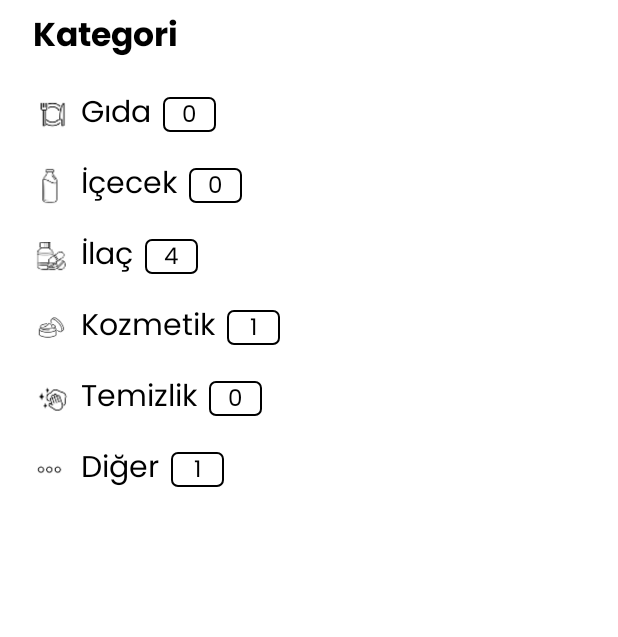
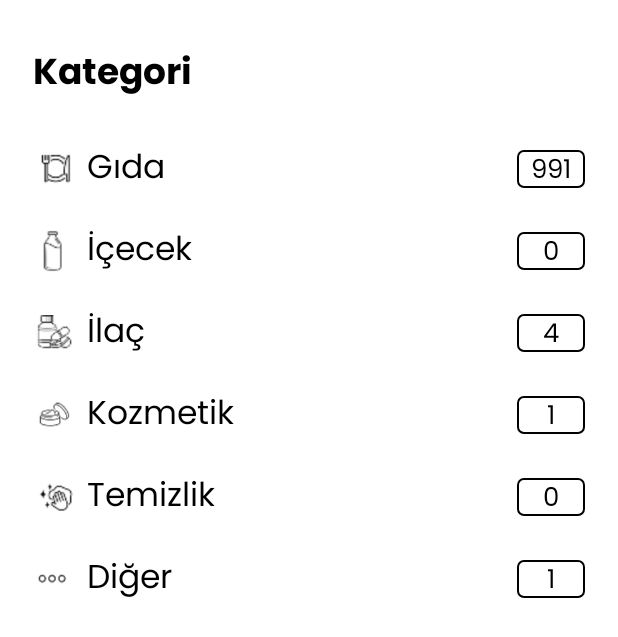
Before and after one commit to ilaydaKaracuka/Re-Fresh, an Android app: the fragment WasteFragment shown on its own in the app's theme, on a phone screen of 412 x 824 dp. Shown: the top 637 px of the screen. Run offline under Robolectric (Android 15) with nearby library versions, the phone set to English and light mode, and no system bars.

Commit message:
ProfileActivity( WasteFragment, SettingsFragment, logout_dialog, delete_account_dialog) tamamlandı.

```diff
--- a/app/src/main/res/drawable/fragment_border.xml
+++ b/app/src/main/res/drawable/fragment_border.xml
@@ -4,5 +4,5 @@
         android:width="2dp"
         android:color="@android:color/black" />
     <corners android:radius="8dp" />
-    <solid android:color="@android:color/white"/>
+
 </shape>
--- a/app/src/main/res/layout/fragment_waste.xml
+++ b/app/src/main/res/layout/fragment_waste.xml
@@ -9,7 +9,9 @@
         android:layout_width="match_parent"
         android:layout_height="wrap_content"
         android:orientation="vertical"
-        android:layout_marginLeft="16dp"
+        android:layout_marginTop="23dp"
+        android:layout_marginStart="16dp"
+        android:layout_marginEnd="16dp"
         android:padding="6dp">
 
         <!-- Başlık -->
@@ -17,41 +19,44 @@
             android:layout_width="wrap_content"
             android:layout_height="wrap_content"
             android:text="Kategori"
-            android:textSize="22sp"
+            android:textSize="24sp"
             android:textColor="@android:color/black"
             android:fontFamily="@font/poppins_bold"
-            android:layout_marginBottom="16dp" />
+            android:layout_marginBottom="8dp" />
+
+        <!-- Kategori Satırları -->
 
         <!-- GIDA -->
         <LinearLayout
             android:layout_width="match_parent"
             android:layout_height="wrap_content"
             android:orientation="horizontal"
-            android:gravity="center_vertical"
-            android:layout_marginBottom="14dp">
+            android:layout_marginBottom="18dp"
+            android:layout_marginTop="16dp"
+            android:gravity="center_vertical">
 
             <ImageView
-                android:layout_width="24dp"
-                android:layout_height="24dp"
+                android:layout_width="28dp"
+                android:layout_height="28dp"
                 android:src="@drawable/meal_icon"
-                android:layout_marginEnd="8dp"
-                android:contentDescription="Gıda" />
+                android:contentDescription="Gıda"
+                android:layout_marginEnd="8dp" />
 
             <TextView
-                android:layout_width="wrap_content"
+                android:layout_width="0dp"
                 android:layout_height="wrap_content"
+                android:layout_weight="1"
                 android:text="Gıda"
-                android:textSize="20sp"
+                android:textSize="22sp"
                 android:textColor="@android:color/black"
                 android:fontFamily="@font/poppins_regular" />
 
             <TextView
-                android:layout_width="35dp"
-                android:layout_height="23dp"
-                android:layout_marginStart="8dp"
+                android:layout_width="45dp"
+                android:layout_height="25dp"
                 android:gravity="center"
-                android:text="0"
-                android:textSize="15sp"
+                android:text="991"
+                android:textSize="17sp"
                 android:textColor="@android:color/black"
                 android:fontFamily="@font/poppins_regular"
                 android:background="@drawable/count_box_background" />
@@ -62,31 +67,31 @@
             android:layout_width="match_parent"
             android:layout_height="wrap_content"
             android:orientation="horizontal"
-            android:gravity="center_vertical"
-            android:layout_marginBottom="14dp">
+            android:layout_marginBottom="18dp"
+            android:gravity="center_vertical">
 
             <ImageView
-                android:layout_width="24dp"
-                android:layout_height="24dp"
+                android:layout_width="28dp"
+                android:layout_height="28dp"
                 android:src="@drawable/beverage_icon"
-                android:layout_marginEnd="8dp"
-                android:contentDescription="İçecek" />
+                android:contentDescription="İçecek"
+                android:layout_marginEnd="8dp" />
 
             <TextView
-                android:layout_width="wrap_content"
+                android:layout_width="0dp"
                 android:layout_height="wrap_content"
+                android:layout_weight="1"
                 android:text="İçecek"
-                android:textSize="20sp"
+                android:textSize="22sp"
                 android:textColor="@android:color/black"
                 android:fontFamily="@font/poppins_regular" />
 
             <TextView
-                android:layout_width="35dp"
-                android:layout_height="23dp"
-                android:layout_marginStart="8dp"
+                android:layout_width="45dp"
+                android:layout_height="25dp"
                 android:gravity="center"
                 android:text="0"
-                android:textSize="15sp"
+                android:textSize="17sp"
                 android:textColor="@android:color/black"
                 android:fontFamily="@font/poppins_regular"
                 android:background="@drawable/count_box_background" />
@@ -97,31 +102,31 @@
             android:layout_width="match_parent"
             android:layout_height="wrap_content"
             android:orientation="horizontal"
-            android:gravity="center_vertical"
-            android:layout_marginBottom="14dp">
+            android:layout_marginBottom="18dp"
+            android:gravity="center_vertical">
 
             <ImageView
-                android:layout_width="24dp"
-                android:layout_height="24dp"
+                android:layout_width="28dp"
+                android:layout_height="28dp"
                 android:src="@drawable/medicine_icon"
-                android:layout_marginEnd="8dp"
-                android:contentDescription="İlaç" />
+                android:contentDescription="İlaç"
+                android:layout_marginEnd="8dp" />
 
             <TextView
-                android:layout_width="wrap_content"
+                android:layout_width="0dp"
                 android:layout_height="wrap_content"
+                android:layout_weight="1"
                 android:text="İlaç"
-                android:textSize="20sp"
+                android:textSize="22sp"
                 android:textColor="@android:color/black"
                 android:fontFamily="@font/poppins_regular" />
 
             <TextView
-                android:layout_width="35dp"
-                android:layout_height="23dp"
-                android:layout_marginStart="8dp"
+                android:layout_width="45dp"
+                android:layout_height="25dp"
                 android:gravity="center"
                 android:text="4"
-                android:textSize="15sp"
+                android:textSize="17sp"
                 android:textColor="@android:color/black"
                 android:fontFamily="@font/poppins_regular"
                 android:background="@drawable/count_box_background" />
@@ -132,31 +137,31 @@
             android:layout_width="match_parent"
             android:layout_height="wrap_content"
             android:orientation="horizontal"
-            android:gravity="center_vertical"
-            android:layout_marginBottom="14dp">
+            android:layout_marginBottom="18dp"
+            android:gravity="center_vertical">
 
             <ImageView
-                android:layout_width="24dp"
-                android:layout_height="24dp"
+                android:layout_width="28dp"
+                android:layout_height="28dp"
                 android:src="@drawable/cosmetic_icon"
-                android:layout_marginEnd="8dp"
-                android:contentDescription="Kozmetik" />
+                android:contentDescription="Kozmetik"
+                android:layout_marginEnd="8dp" />
 
             <TextView
-                android:layout_width="wrap_content"
+                android:layout_width="0dp"
                 android:layout_height="wrap_content"
+                android:layout_weight="1"
                 android:text="Kozmetik"
-                android:textSize="20sp"
+                android:textSize="22sp"
                 android:textColor="@android:color/black"
                 android:fontFamily="@font/poppins_regular" />
 
             <TextView
-                android:layout_width="35dp"
-                android:layout_height="23dp"
-                android:layout_marginStart="8dp"
+                android:layout_width="45dp"
+                android:layout_height="25dp"
                 android:gravity="center"
                 android:text="1"
-                android:textSize="15sp"
+                android:textSize="17sp"
                 android:textColor="@android:color/black"
                 android:fontFamily="@font/poppins_regular"
                 android:background="@drawable/count_box_background" />
@@ -167,31 +172,31 @@
             android:layout_width="match_parent"
             android:layout_height="wrap_content"
             android:orientation="horizontal"
-            android:gravity="center_vertical"
-            android:layout_marginBottom="14dp">
+            android:layout_marginBottom="18dp"
+            android:gravity="center_vertical">
 
             <ImageView
-                android:layout_width="24dp"
-                android:layout_height="24dp"
+                android:layout_width="28dp"
+                android:layout_height="28dp"
                 android:src="@drawable/cleaning_icon"
-                android:layout_marginEnd="8dp"
-                android:contentDescription="Temizlik" />
+                android:contentDescription="Temizlik"
+                android:layout_marginEnd="8dp" />
 
             <TextView
-                android:layout_width="wrap_content"
+                android:layout_width="0dp"
                 android:layout_height="wrap_content"
+                android:layout_weight="1"
                 android:text="Temizlik"
-                android:textSize="20sp"
+                android:textSize="22sp"
                 android:textColor="@android:color/black"
                 android:fontFamily="@font/poppins_regular" />
 
             <TextView
-                android:layout_width="35dp"
-                android:layout_height="23dp"
-                android:layout_marginStart="8dp"
+                android:layout_width="45dp"
+                android:layout_height="25dp"
                 android:gravity="center"
                 android:text="0"
-                android:textSize="15sp"
+                android:textSize="17sp"
                 android:textColor="@android:color/black"
                 android:fontFamily="@font/poppins_regular"
                 android:background="@drawable/count_box_background" />
@@ -202,31 +207,31 @@
             android:layout_width="match_parent"
             android:layout_height="wrap_content"
             android:orientation="horizontal"
-            android:gravity="center_vertical"
-            android:layout_marginBottom="6dp">
+            android:layout_marginBottom="18dp"
+            android:gravity="center_vertical">
 
             <ImageView
-                android:layout_width="24dp"
-                android:layout_height="24dp"
+                android:layout_width="28dp"
+                android:layout_height="28dp"
                 android:src="@drawable/more_icon"
-                android:layout_marginEnd="8dp"
-                android:contentDescription="Diğer" />
+                android:contentDescription="Diğer"
+                android:layout_marginEnd="8dp" />
 
             <TextView
-                android:layout_width="wrap_content"
+                android:layout_width="0dp"
                 android:layout_height="wrap_content"
+                android:layout_weight="1"
                 android:text="Diğer"
-                android:textSize="20sp"
+                android:textSize="22sp"
                 android:textColor="@android:color/black"
                 android:fontFamily="@font/poppins_regular" />
 
             <TextView
-                android:layout_width="35dp"
-                android:layout_height="23dp"
-                android:layout_marginStart="8dp"
+                android:layout_width="45dp"
+                android:layout_height="25dp"
                 android:gravity="center"
                 android:text="1"
-                android:textSize="15sp"
+                android:textSize="17sp"
                 android:textColor="@android:color/black"
                 android:fontFamily="@font/poppins_regular"
                 android:background="@drawable/count_box_background" />
--- a/app/src/main/res/values/colors.xml
+++ b/app/src/main/res/values/colors.xml
@@ -19,7 +19,7 @@
     <color name="button_text_color_3">#E8EBE6</color>
     <color name="active_cell_color">#54A312</color>
     <color name="profile_box_color">#EFEFEF</color>
-    <color name="settings_button">#F9FAF8</color>
+    <color name="settings_button">#EDEDED</color>
     <color name="log_out_box">#D6D2D2</color>
 
 
```
Also changed, not shown: app/src/main/res/layout/activity_profile.xml (+22 -26 lines), app/src/main/res/layout/fragment_settings.xml (+34 -24 lines).
